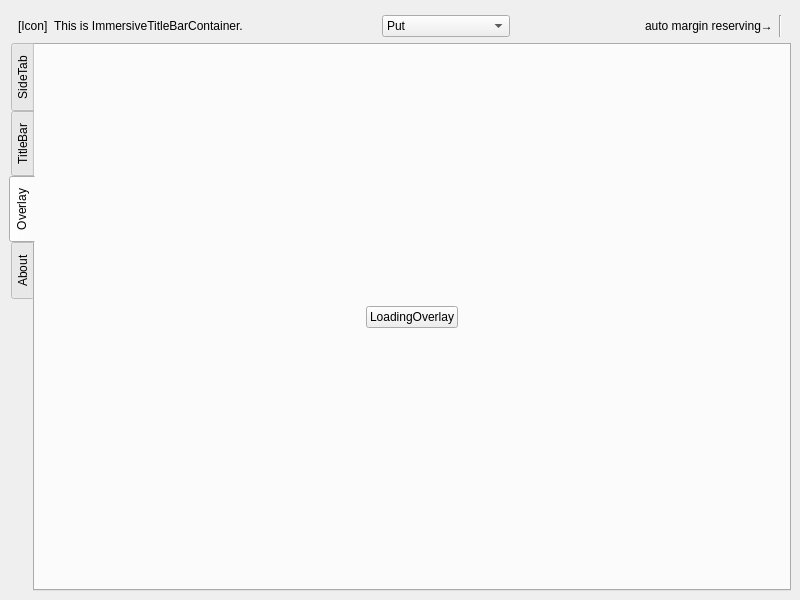
Above: gallery/main.ui from du33169/QoreWidgets before the change. Below: the same form after it.
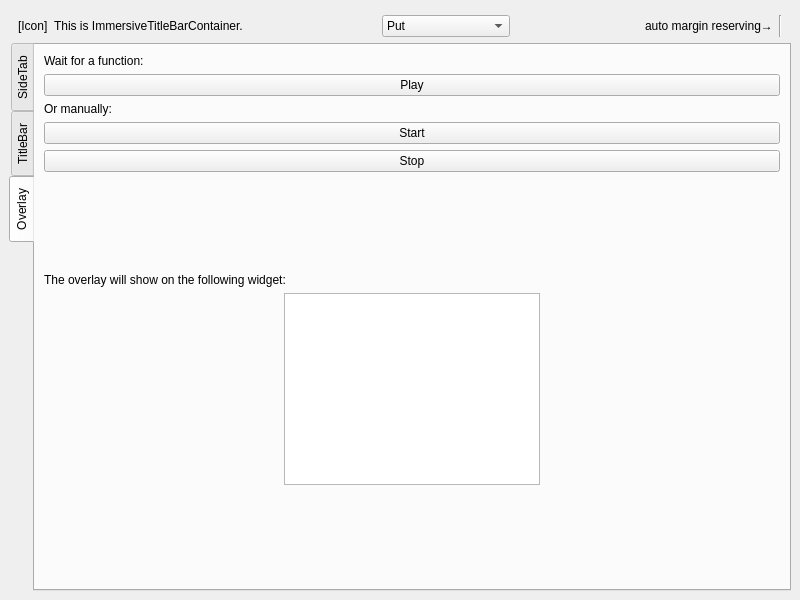
That is the form after the change. The open tabs and pages were chosen to show the change. Icons and pictures are not drawn. Custom widgets are drawn as their Qt base class.

Commit message: feat(loadingOverlay): switch to propertyAnimation

The edit to the form file:
```diff
--- a/gallery/main.ui
+++ b/gallery/main.ui
@@ -443,53 +443,147 @@
         <string>Overlay</string>
        </attribute>
        <layout class="QHBoxLayout" name="horizontalLayout_4">
-        <item>
-         <spacer name="horizontalSpacer_7">
-          <property name="orientation">
-           <enum>Qt::Orientation::Horizontal</enum>
-          </property>
-          <property name="sizeHint" stdset="0">
-           <size>
-            <width>40</width>
-            <height>20</height>
-           </size>
-          </property>
-         </spacer>
-        </item>
         <item>
          <layout class="QVBoxLayout" name="verticalLayout_3">
+          <item>
+           <widget class="QLabel" name="label">
+            <property name="text">
+             <string>Wait for a function:</string>
+            </property>
+           </widget>
+          </item>
           <item>
            <widget class="QPushButton" name="btn_loadingOverlay">
             <property name="text">
-             <string>LoadingOverlay</string>
+             <string>Play</string>
             </property>
            </widget>
           </item>
+          <item>
+           <widget class="QLabel" name="label_4">
+            <property name="text">
+             <string>Or manually:</string>
+            </property>
+           </widget>
+          </item>
+          <item>
+           <widget class="QPushButton" name="btn_startOverlay">
+            <property name="text">
+             <string>Start</string>
+            </property>
+           </widget>
+          </item>
+          <item>
+           <widget class="QPushButton" name="btn_stopOverlay">
+            <property name="text">
+             <string>Stop</string>
+            </property>
+           </widget>
+          </item>
+          <item>
+           <spacer name="verticalSpacer_4">
+            <property name="orientation">
+             <enum>Qt::Orientation::Vertical</enum>
+            </property>
+            <property name="sizeHint" stdset="0">
+             <size>
+              <width>20</width>
+              <height>40</height>
+             </size>
+            </property>
+           </spacer>
+          </item>
+          <item>
+           <widget class="QLabel" name="label_5">
+            <property name="text">
+             <string>The overlay will show on the following widget:</string>
+            </property>
+           </widget>
+          </item>
+          <item>
+           <layout class="QHBoxLayout" name="horizontalLayout_6">
+            <item>
+             <spacer name="horizontalSpacer_5">
+              <property name="orientation">
+               <enum>Qt::Orientation::Horizontal</enum>
+              </property>
+              <property name="sizeHint" stdset="0">
+               <size>
+                <width>40</width>
+                <height>20</height>
+               </size>
+              </property>
+             </spacer>
+            </item>
+            <item>
+             <widget class="QWidget" name="widget_overlayContainer" native="true">
+              <property name="sizePolicy">
+               <sizepolicy hsizetype="Preferred" vsizetype="Expanding">
+                <horstretch>0</horstretch>
+                <verstretch>0</verstretch>
+               </sizepolicy>
+              </property>
+              <layout class="QHBoxLayout" name="horizontalLayout_7">
+               <property name="spacing">
+                <number>0</number>
+               </property>
+               <property name="leftMargin">
+                <number>0</number>
+               </property>
+               <property name="topMargin">
+                <number>0</number>
+               </property>
+               <property name="rightMargin">
+                <number>0</number>
+               </property>
+               <property name="bottomMargin">
+                <number>0</number>
+               </property>
+               <item>
+                <widget class="QTextBrowser" name="text_overlayContent">
+                 <property name="sizePolicy">
+                  <sizepolicy hsizetype="Fixed" vsizetype="Fixed">
+                   <horstretch>0</horstretch>
+                   <verstretch>0</verstretch>
+                  </sizepolicy>
+                 </property>
+                </widget>
+               </item>
+              </layout>
+             </widget>
+            </item>
+            <item>
+             <spacer name="horizontalSpacer_3">
+              <property name="orientation">
+               <enum>Qt::Orientation::Horizontal</enum>
+              </property>
+              <property name="sizeHint" stdset="0">
+               <size>
+                <width>40</width>
+                <height>20</height>
+               </size>
+              </property>
+             </spacer>
+            </item>
+           </layout>
+          </item>
+          <item>
+           <spacer name="verticalSpacer_5">
+            <property name="orientation">
+             <enum>Qt::Orientation::Vertical</enum>
+            </property>
+            <property name="sizeHint" stdset="0">
+             <size>
+              <width>20</width>
+              <height>40</height>
+             </size>
+            </property>
+           </spacer>
+          </item>
          </layout>
         </item>
-        <item>
-         <spacer name="horizontalSpacer_8">
-          <property name="orientation">
-           <enum>Qt::Orientation::Horizontal</enum>
-          </property>
-          <property name="sizeHint" stdset="0">
-           <size>
-            <width>40</width>
-            <height>20</height>
-           </size>
-          </property>
-         </spacer>
-        </item>
        </layout>
       </widget>
-      <widget class="QWidget" name="tab_about">
-       <attribute name="icon">
-        <iconset theme=":/icons/info"/>
-       </attribute>
-       <attribute name="title">
-        <string>About</string>
-       </attribute>
-      </widget>
      </widget>
     </item>
    </layout>
```
The commit also changes 3 other files.
